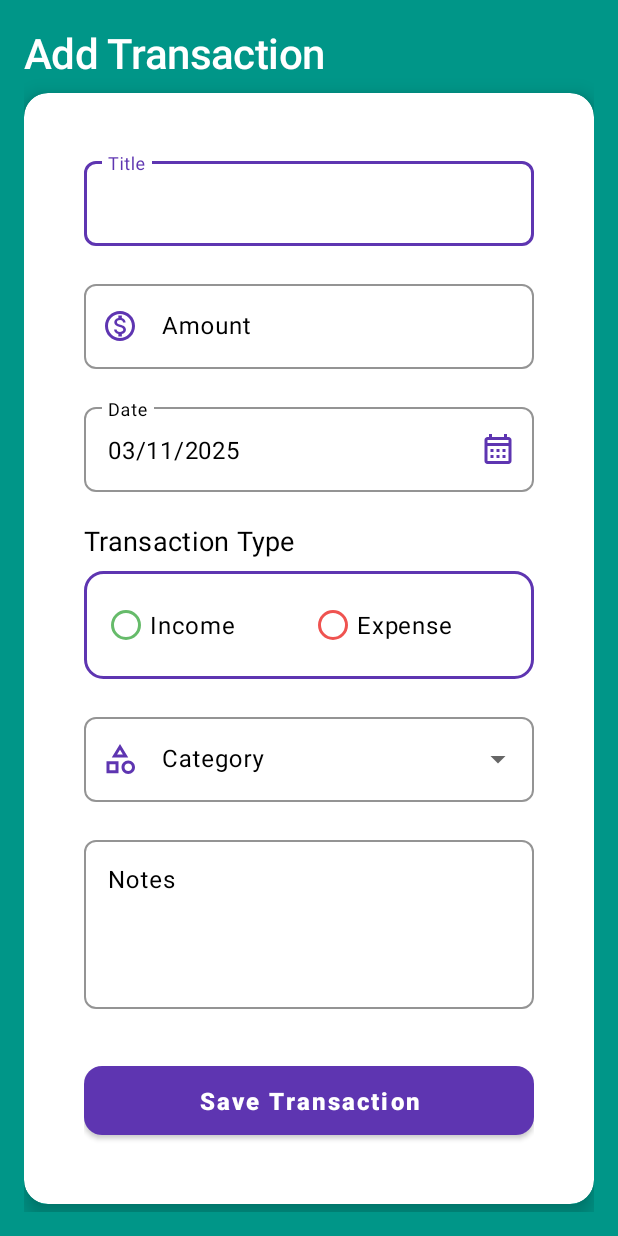
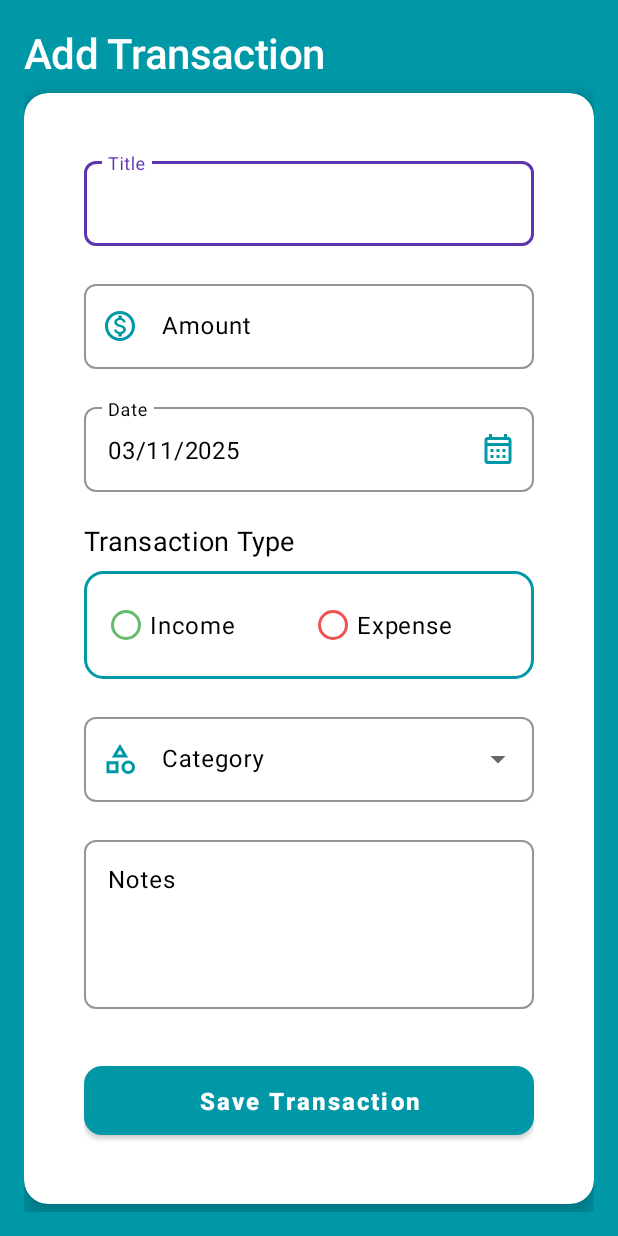
Before and after one commit to ranjeet229/Expense-Tracker, an Android app: the AddEditTransactionActivity screen opened directly, with no data from a screen before it, on a phone screen of 412 x 824 dp. Run offline under Robolectric (Android 15) with nearby library versions, the phone set to English and light mode, and no system bars.

```diff
--- a/app/src/main/res/drawable/radio_group_background.xml
+++ b/app/src/main/res/drawable/radio_group_background.xml
@@ -4,5 +4,5 @@
     <corners android:radius="12dp" />
     <stroke
         android:width="2dp"
-        android:color="@color/primary" />
+        android:color="@color/teal_700" />
 </shape>
--- a/app/src/main/res/layout/activity_add_edit_transaction.xml
+++ b/app/src/main/res/layout/activity_add_edit_transaction.xml
@@ -4,7 +4,7 @@
     android:layout_width="match_parent"
     android:layout_height="match_parent"
     android:fillViewport="true"
-    android:background="@color/dark_blue3">
+    android:background="@color/teal_700">
 
     <androidx.constraintlayout.widget.ConstraintLayout
         android:layout_width="match_parent"
@@ -68,7 +68,7 @@
                     app:boxStrokeColor="@color/primary"
                     app:hintTextColor="@color/black"
                     app:startIconDrawable="@drawable/ic_money"
-                    app:startIconTint="@color/primary"
+                    app:startIconTint="@color/teal_700"
                     android:textColorHint="@color/black">
 
                     <com.google.android.material.textfield.TextInputEditText
@@ -92,7 +92,7 @@
                     app:hintTextColor="@color/black"
                     android:textColorHint="@color/black"
                     app:endIconDrawable="@drawable/ic_calendar"
-                    app:endIconTint="@color/primary"
+                    app:endIconTint="@color/teal_700"
                     app:endIconMode="custom">
 
                     <com.google.android.material.textfield.TextInputEditText
@@ -153,7 +153,7 @@
                     app:boxStrokeColor="@color/primary"
                     app:hintTextColor="@color/black"
                     app:startIconDrawable="@drawable/ic_category"
-                    app:startIconTint="@color/primary"
+                    app:startIconTint="@color/teal_700"
                     android:textColorHint="@color/black">
 
                     <AutoCompleteTextView
@@ -172,7 +172,7 @@
                     android:layout_height="wrap_content"
                     android:layout_marginBottom="32dp"
                     android:hint="Notes"
-                    app:boxStrokeColor="@color/primary"
+                    app:boxStrokeColor="@color/teal_700"
                     app:hintTextColor="@color/black"
                     android:textColorHint="@color/black">
 
@@ -195,7 +195,7 @@
                     android:textAppearance="@style/TextAppearance.MoneyMaster.Button"
                     android:paddingVertical="12dp"
                     android:textColor="@color/white"
-                    app:backgroundTint="@color/primary"
+                    app:backgroundTint="@color/teal_700"
                     app:cornerRadius="12dp"
                     app:elevation="4dp"
                     style="@style/Widget.MoneyMaster.Button" />
```
Also changed, not shown: app/src/main/res/drawable/back_icon.png (added).
